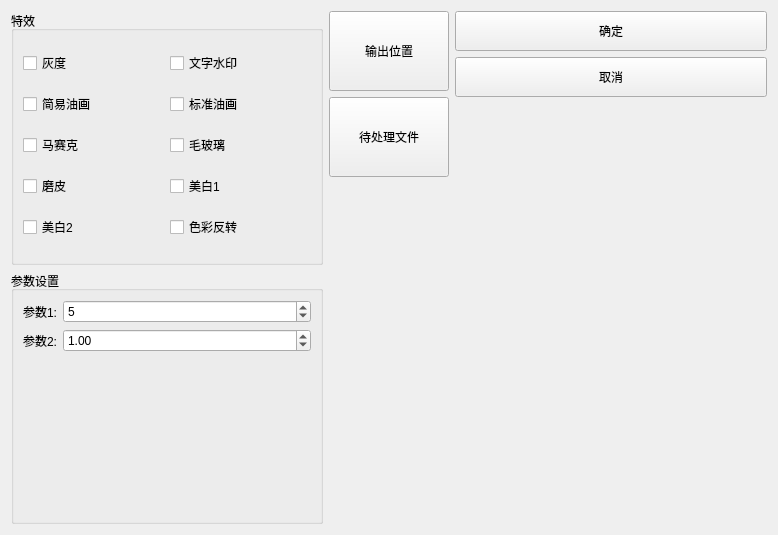
This is MultiMediaTool/src/gui/ui/picture.ui in xiehaode/MultimediaTools as Qt 5 draws it before an edit. The edited form follows.
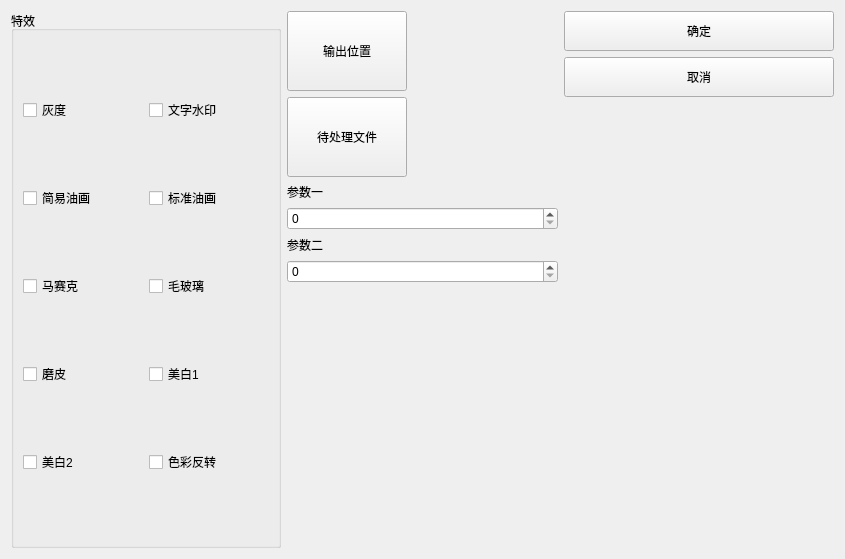
This is the edited form. Icons and pictures are not drawn.

```diff
--- a/MultiMediaTool/src/gui/ui/picture.ui
+++ b/MultiMediaTool/src/gui/ui/picture.ui
@@ -6,8 +6,8 @@
    <rect>
     <x>0</x>
     <y>0</y>
-    <width>778</width>
-    <height>535</height>
+    <width>845</width>
+    <height>559</height>
    </rect>
   </property>
   <property name="windowTitle">
@@ -115,49 +115,6 @@
        </layout>
       </widget>
      </item>
-     <item>
-      <widget class="QGroupBox" name="paramGroupBox">
-       <property name="title">
-        <string>参数设置</string>
-       </property>
-       <layout class="QFormLayout" name="formLayout">
-        <item row="0" column="0">
-         <widget class="QLabel" name="param1Label">
-          <property name="text">
-           <string>参数1:</string>
-          </property>
-         </widget>
-        </item>
-        <item row="0" column="1">
-         <widget class="QSpinBox" name="param1SpinBox">
-          <property name="minimum">
-           <number>1</number>
-          </property>
-          <property name="value">
-           <number>5</number>
-          </property>
-         </widget>
-        </item>
-        <item row="1" column="0">
-         <widget class="QLabel" name="param2Label">
-          <property name="text">
-           <string>参数2:</string>
-          </property>
-         </widget>
-        </item>
-        <item row="1" column="1">
-         <widget class="QDoubleSpinBox" name="param2SpinBox">
-          <property name="singleStep">
-           <double>0.100000000000000</double>
-          </property>
-          <property name="value">
-           <double>1.000000000000000</double>
-          </property>
-         </widget>
-        </item>
-       </layout>
-      </widget>
-     </item>
     </layout>
    </item>
    <item>
@@ -202,6 +159,26 @@
        </property>
       </widget>
      </item>
+     <item>
+      <widget class="QLabel" name="label">
+       <property name="text">
+        <string>参数一</string>
+       </property>
+      </widget>
+     </item>
+     <item>
+      <widget class="QSpinBox" name="spinBox"/>
+     </item>
+     <item>
+      <widget class="QLabel" name="label_2">
+       <property name="text">
+        <string>参数二</string>
+       </property>
+      </widget>
+     </item>
+     <item>
+      <widget class="QSpinBox" name="spinBox_2"/>
+     </item>
      <item>
       <spacer name="verticalSpacer_3">
        <property name="orientation">
```
